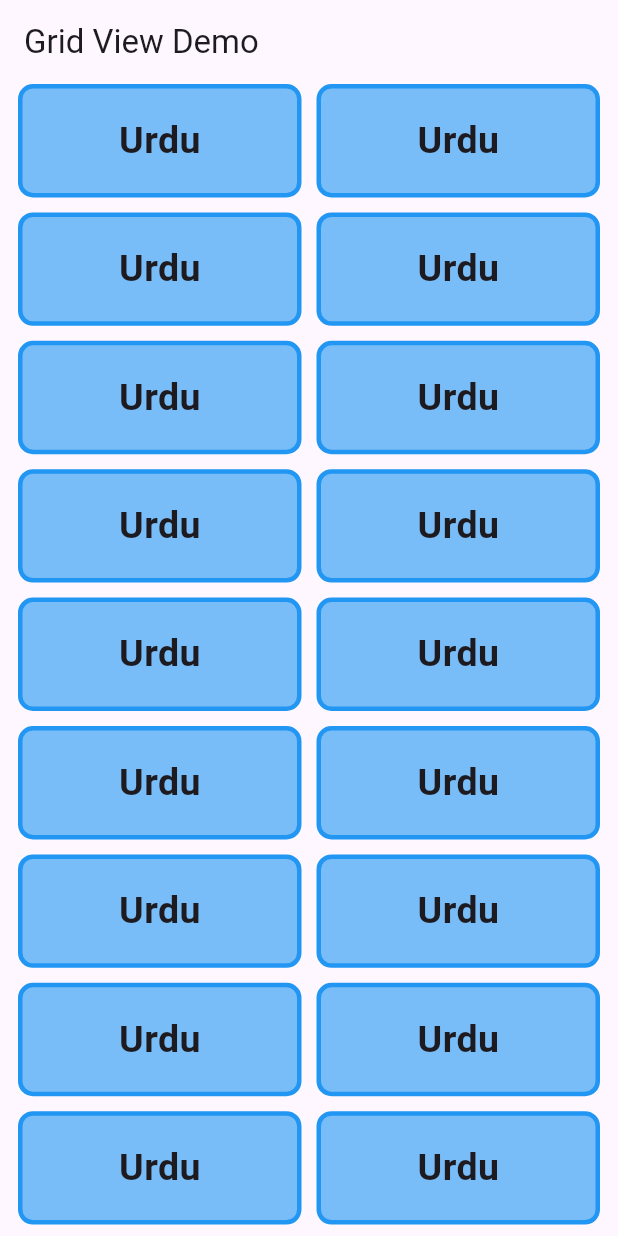
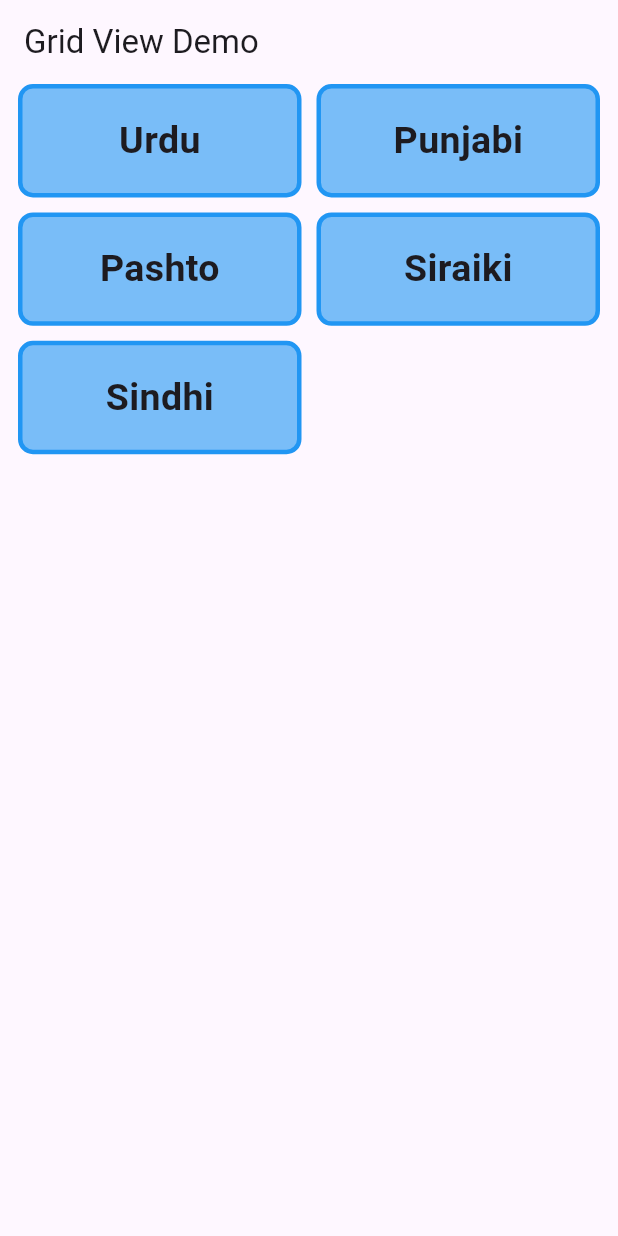
Before and after one commit to MuhammadAliKust/Sawera-Project, a Flutter app: the screen it shows after launch, on a phone screen of 412 x 824 dp. Run offline on Flutter 3.47's test engine with Material 3 defaults, Android fonts, the phone set to English and light mode, and no system bars; our stand-ins replace smooth_page_indicator.

Commit message:
Dynamic Data Added in GridView

```diff
--- a/lib/grid_view.dart
+++ b/lib/grid_view.dart
@@ -1,8 +1,16 @@
 import 'package:flutter/material.dart';
 
 class GridViewDemo extends StatelessWidget {
-  const GridViewDemo({super.key});
+   GridViewDemo({super.key});
 
+
+  List<String> languageList = [
+    "Urdu",
+    "Punjabi",
+    "Pashto",
+    "Siraiki",
+    "Sindhi",
+  ];
   @override
   Widget build(BuildContext context) {
     return Scaffold(
@@ -12,6 +20,7 @@ class GridViewDemo extends StatelessWidget {
       body: Padding(
         padding: const EdgeInsets.symmetric(horizontal: 12.0),
         child: GridView.builder(
+          itemCount: languageList.length,
             gridDelegate: SliverGridDelegateWithFixedCrossAxisCount(
                 crossAxisCount: 2,
                 mainAxisSpacing: 10,
@@ -25,7 +34,7 @@ class GridViewDemo extends StatelessWidget {
                     borderRadius: BorderRadius.circular(10)),
                 child: Center(
                   child: Text(
-                    "Urdu",
+                    languageList[i],
                     style: TextStyle(fontSize: 25, fontWeight: FontWeight.bold),
                   ),
                 ),
```
